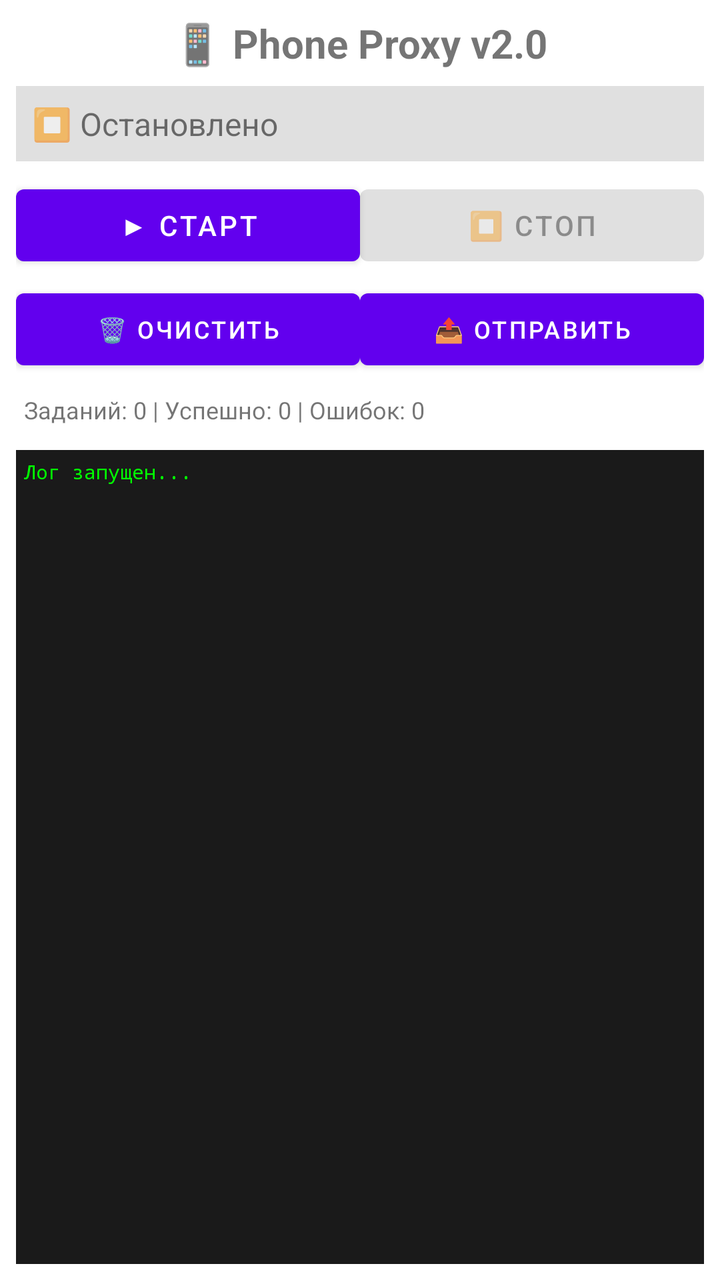
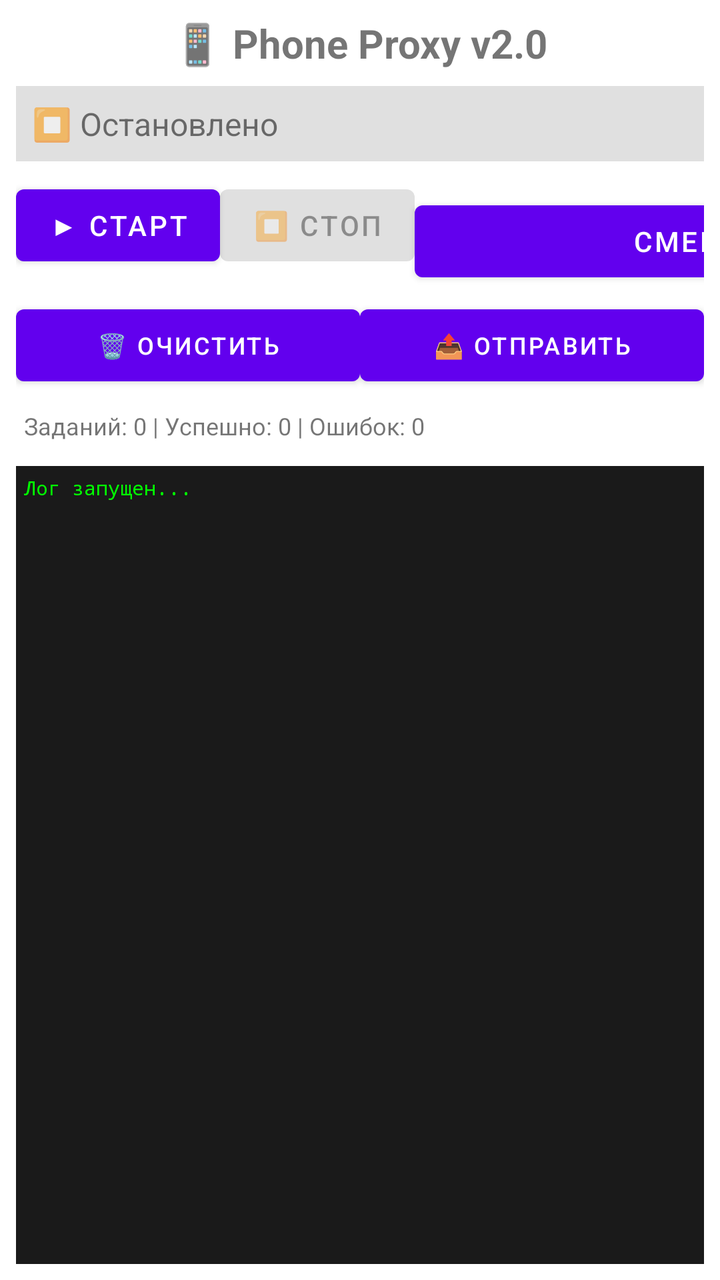

The first picture is an Android layout as it rendered before a commit; the second is the same layout after the commit. The layout source and the unified diff follow.
<!-- AndroidManifest.xml: fallback theme Theme.MaterialComponents.DayNight.NoActionBar -->
<!-- res/layout/main.xml -->
<?xml version="1.0" encoding="utf-8"?>
<LinearLayout xmlns:android="http://schemas.android.com/apk/res/android"
    android:layout_width="match_parent"
    android:layout_height="match_parent"
    android:orientation="vertical"
    android:padding="8dp">

    
    <TextView
        android:layout_width="match_parent"
        android:layout_height="wrap_content"
        android:text="📱 Phone Proxy v2.0"
        android:textSize="20sp"
        android:textStyle="bold"
        android:gravity="center"
        android:layout_marginBottom="8dp" />

    
    <TextView
        android:id="@+id/statusText"
        android:layout_width="match_parent"
        android:layout_height="wrap_content"
        android:text="⏹ Остановлено"
        android:textSize="16sp"
        android:padding="8dp"
        android:background="#E0E0E0" />

    
    <LinearLayout
        android:layout_width="match_parent"
        android:layout_height="wrap_content"
        android:orientation="horizontal"
        android:layout_marginTop="8dp">

        <Button
            android:id="@+id/startButton"
            android:layout_width="0dp"
            android:layout_height="wrap_content"
            android:layout_weight="1"
            android:text="▶ Старт"
            android:textSize="14sp" />

        <Button
            android:id="@+id/stopButton"
            android:layout_width="0dp"
            android:layout_height="wrap_content"
            android:layout_weight="1"
            android:text="⏹ Стоп"
            android:textSize="14sp"
            android:enabled="false" />

    </LinearLayout>

    
    <LinearLayout
        android:layout_width="match_parent"
        android:layout_height="wrap_content"
        android:orientation="horizontal"
        android:layout_marginTop="4dp">

        <Button
            android:id="@+id/clearLogButton"
            android:layout_width="0dp"
            android:layout_height="wrap_content"
            android:layout_weight="1"
            android:text="🗑 Очистить"
            android:textSize="12sp" />

        <Button
            android:id="@+id/shareLogButton"
            android:layout_width="0dp"
            android:layout_height="wrap_content"
            android:layout_weight="1"
            android:text="📤 Отправить"
            android:textSize="12sp" />

    </LinearLayout>

    
    <LinearLayout
        android:layout_width="match_parent"
        android:layout_height="wrap_content"
        android:orientation="horizontal"
        android:layout_marginTop="4dp">

        <TextView
            android:id="@+id/statsText"
            android:layout_width="match_parent"
            android:layout_height="wrap_content"
            android:text="Заданий: 0 | Успешно: 0 | Ошибок: 0"
            android:textSize="12sp"
            android:padding="4dp" />

    </LinearLayout>

    
    <ScrollView
        android:id="@+id/logScrollView"
        android:layout_width="match_parent"
        android:layout_height="0dp"
        android:layout_weight="1"
        android:layout_marginTop="8dp"
        android:background="#1A1A1A">

        <TextView
            android:id="@+id/logText"
            android:layout_width="match_parent"
            android:layout_height="wrap_content"
            android:text="Лог запущен...\n"
            android:textColor="#00FF00"
            android:textSize="10sp"
            android:fontFamily="monospace"
            android:padding="4dp" />

    </ScrollView>

</LinearLayout>
<!-- resources referenced by this layout -->
<resources>

</resources>

<!-- the commit's change to res/layout/main.xml (unified diff, before → after) -->
@@ -48,7 +48,13 @@
             android:text="⏹ Стоп"
             android:textSize="14sp"
             android:enabled="false" />
-
+        <Button
+            android:id="@+id/changeKeyButton"
+            android:layout_width="match_parent"
+            android:layout_height="wrap_content"
+            android:text="Сменить ключ"
+            android:layout_marginTop="8dp" />
+        
     </LinearLayout>
 
     
